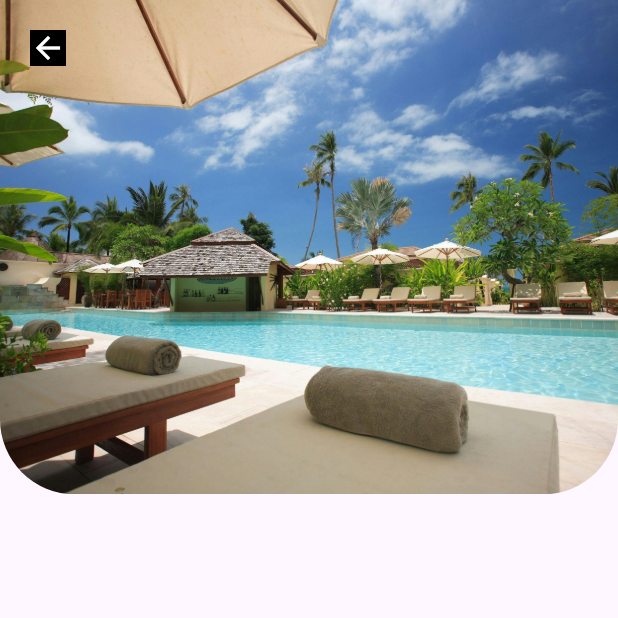
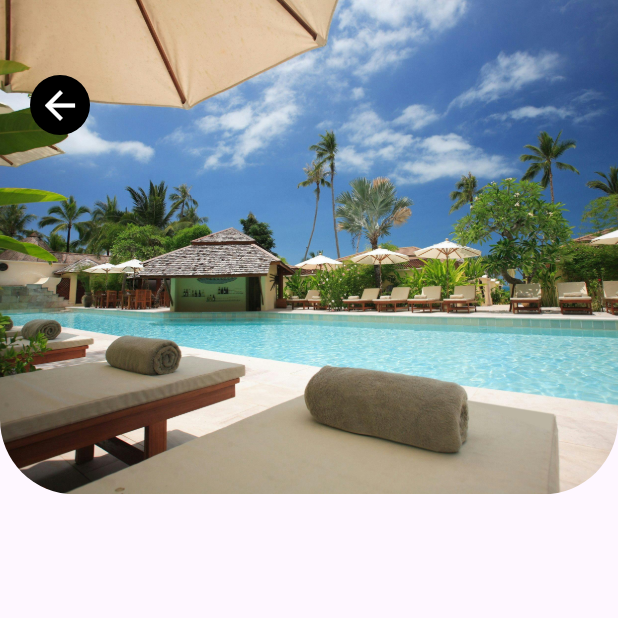
Before and after one commit to Alvin11David/HOTEL-BOOKING-APP, a Flutter app: the screen it shows after launch, on a phone screen of 412 x 824 dp, the top half of it. Run offline on Flutter 3.47's test engine with Material 3 defaults, Android fonts, the phone set to English and light mode, and no system bars.

Commit message:
added the icon

```diff
--- a/hotel_booking_app/lib/pages/detail_page.dart
+++ b/hotel_booking_app/lib/pages/detail_page.dart
@@ -31,11 +31,13 @@ class _DetailPageState extends State<DetailPage> {
                   ),
                 ),
                 Container(
-                  margin: EdgeInsets.only(top: 20, left: 20),
+                  padding: EdgeInsets.all(5),
+                  margin: EdgeInsets.only(top: 50, left: 20),
                   decoration: BoxDecoration(
-                    color: Colors.black),
+                    color: const Color.fromARGB(255, 0, 0, 0), borderRadius: BorderRadius.circular(60)),
                     child: Icon(Icons.arrow_back,
-                    color: Colors.white),
+                    color: Colors.white,
+                    size: 30),
                 )
               ],
             ),
```
